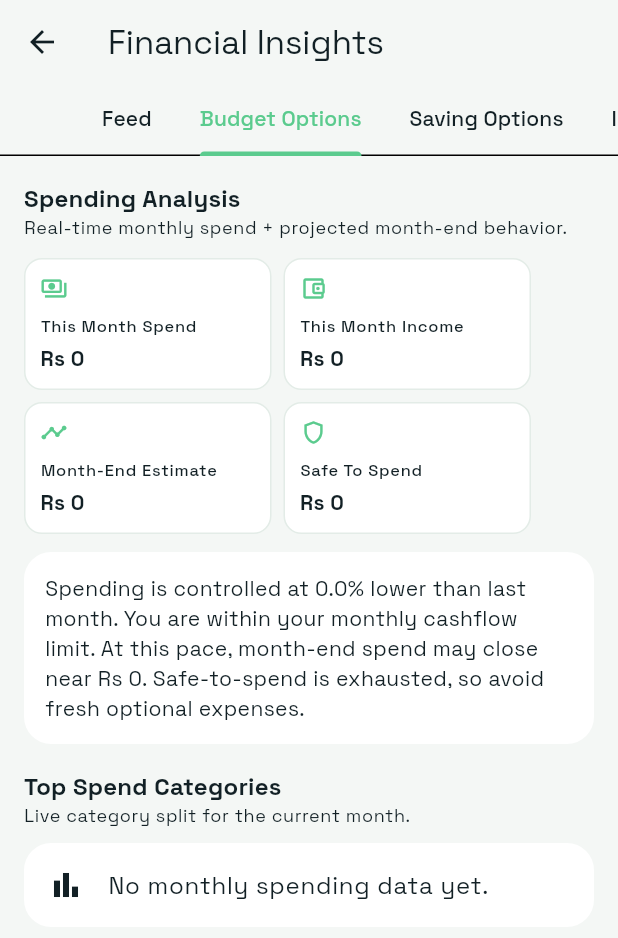
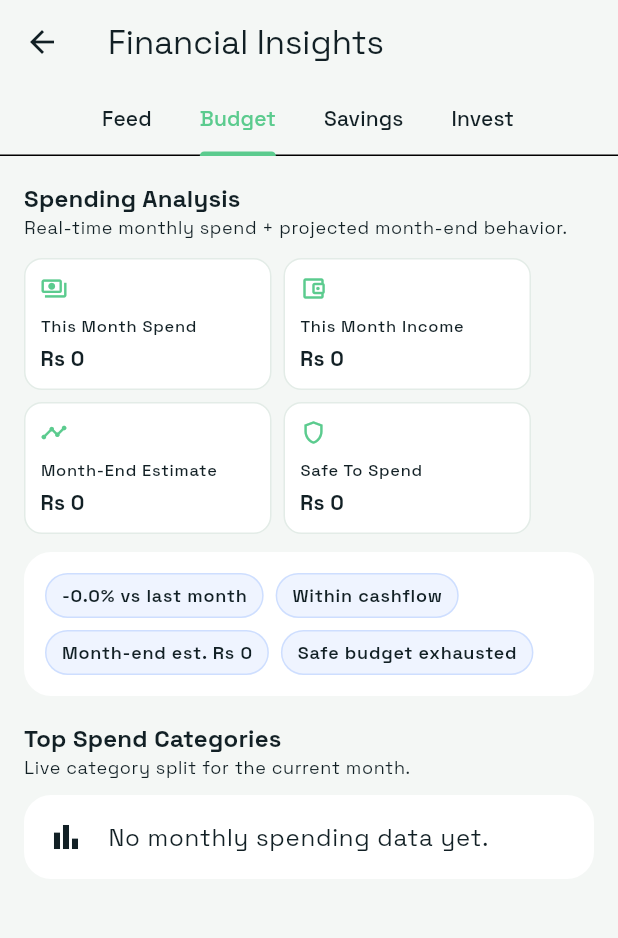
Before and after one commit to sooubh/summer-hacks-v2, a Flutter app: the InsightsScreen screen opened directly, tab 2 chosen, on a phone screen of 412 x 824 dp. Shown: the top 938 px of the screen. Run offline on Flutter 3.47's test engine with Material 3 defaults, Android fonts, the phone set to English and light mode, and no system bars; our stand-ins replace cloud_firestore, cloud_functions, firebase_auth, firebase_core, fl_chart, flutter_dotenv and 6 more; missing offline and left inert: flutter_sound; accounts and stored records are empty.

Commit message:
feat: Simplify tab labels and enhance insight message display with ellipsis

```diff
--- a/lib/features/insights/ui/insights_screen.dart
+++ b/lib/features/insights/ui/insights_screen.dart
@@ -66,9 +66,9 @@ class _InsightsScreenState extends ConsumerState<InsightsScreen> {
             isScrollable: true,
             tabs: [
               Tab(text: 'Feed'),
-              Tab(text: 'Budget Options'),
-              Tab(text: 'Saving Options'),
-              Tab(text: 'Investing'),
+              Tab(text: 'Budget'),
+              Tab(text: 'Savings'),
+              Tab(text: 'Invest'),
             ],
           ),
         ),
@@ -192,7 +192,11 @@ class _InsightsScreenState extends ConsumerState<InsightsScreen> {
                   color: _colorForSeverity(insight.severity),
                 ),
                 title: Text(insight.title),
-                subtitle: Text(insight.message),
+                  subtitle: Text(
+                    insight.message,
+                    maxLines: 2,
+                    overflow: TextOverflow.ellipsis,
+                  ),
               ),
             );
           }),
@@ -248,14 +252,20 @@ class _InsightsScreenState extends ConsumerState<InsightsScreen> {
                       ],
                     ),
                     const SizedBox(height: 8),
-                    Text(insight.message),
+                    Text(
+                      insight.message,
+                      maxLines: 3,
+                      overflow: TextOverflow.ellipsis,
+                    ),
                     const SizedBox(height: 8),
-                    Text(
-                      _actionHint(insight.severity),
-                      style: Theme.of(context).textTheme.labelMedium?.copyWith(
-                            color: Theme.of(context).colorScheme.primary,
-                            fontWeight: FontWeight.w700,
-                          ),
+                    Wrap(
+                      children: <Widget>[
+                        _compactTag(
+                          context,
+                          _actionHint(insight.severity),
+                          color: Theme.of(context).colorScheme.primary,
+                        ),
+                      ],
                     ),
                   ],
                 ),
@@ -302,7 +312,7 @@ class _InsightsScreenState extends ConsumerState<InsightsScreen> {
       monthTransactions,
       5,
     );
-    final String narrative = _spendingNarrative(
+    final List<String> spendingBullets = _spendingBullets(
       monthIncome: monthIncome,
       monthExpense: monthExpense,
       forecastSpend: forecastSpend,
@@ -352,9 +362,12 @@ class _InsightsScreenState extends ConsumerState<InsightsScreen> {
         Card(
           child: Padding(
             padding: const EdgeInsets.all(14),
-            child: Text(
-              narrative,
-              style: Theme.of(context).textTheme.bodyMedium,
+            child: Wrap(
+              spacing: 8,
+              runSpacing: 8,
+              children: spendingBullets
+                  .map((String item) => _compactTag(context, item))
+                  .toList(growable: false),
             ),
           ),
         ),
@@ -472,6 +485,8 @@ class _InsightsScreenState extends ConsumerState<InsightsScreen> {
                   'Current reserve: ${CurrencyFormatter.inr(currentReserve)}\n'
                   'Target (6 months expense): ${CurrencyFormatter.inr(emergencyTarget)}\n'
                   'Gap: ${CurrencyFormatter.inr(reserveGap)}',
+                  maxLines: 3,
+                  overflow: TextOverflow.ellipsis,
                 ),
                 const SizedBox(height: 10),
                 LinearProgressIndicator(value: reserveProgress),
@@ -481,6 +496,8 @@ class _InsightsScreenState extends ConsumerState<InsightsScreen> {
                       ? 'Great. You have enough reserve to start higher SIP amounts safely.'
                       : 'Suggested reserve build amount: ${CurrencyFormatter.inr(suggestedMonthlyReserve)} per month.',
                   style: Theme.of(context).textTheme.bodySmall,
+                  maxLines: 2,
+                  overflow: TextOverflow.ellipsis,
                 ),
               ],
             ),
@@ -541,7 +558,7 @@ class _InsightsScreenState extends ConsumerState<InsightsScreen> {
       annualReturn: _assumedAnnualReturn,
     );
 
-    final String narrative = _sipNarrative(
+    final List<String> sipBullets = _sipBullets(
       monthNet: monthNet,
       suggestedSipLow: suggestedSipLow,
       suggestedSipHigh: suggestedSipHigh,
@@ -575,6 +592,8 @@ class _InsightsScreenState extends ConsumerState<InsightsScreen> {
                   'Income: ${CurrencyFormatter.inr(monthIncome)}\n'
                   'Spend: ${CurrencyFormatter.inr(monthExpense)}\n'
                   'Net: ${CurrencyFormatter.inr(monthNet)}',
+                  maxLines: 3,
+                  overflow: TextOverflow.ellipsis,
                 ),
                 const SizedBox(height: 8),
                 Text(
@@ -582,6 +601,8 @@ class _InsightsScreenState extends ConsumerState<InsightsScreen> {
                       ? 'You are currently cashflow-negative. Reduce spending first, then start SIP at a small amount.'
                       : 'Suggested SIP range from current cashflow: ${CurrencyFormatter.inr(suggestedSipLow)} to ${CurrencyFormatter.inr(suggestedSipHigh)} per month.',
                   style: Theme.of(context).textTheme.bodySmall,
+                  maxLines: 2,
+                  overflow: TextOverflow.ellipsis,
                 ),
               ],
             ),
@@ -767,13 +788,38 @@ class _InsightsScreenState extends ConsumerState<InsightsScreen> {
         Card(
           child: Padding(
             padding: const EdgeInsets.all(14),
-            child: Text(
-              narrative,
-              style: Theme.of(context).textTheme.bodyMedium,
+            child: Wrap(
+              spacing: 8,
+              runSpacing: 8,
+              children: sipBullets
+                  .map((String item) => _compactTag(context, item))
+                  .toList(growable: false),
             ),
           ),
         ),
       ],
+    );
+  }
+
+  Widget _compactTag(
+    BuildContext context,
+    String text, {
+    Color? color,
+  }) {
+    final Color accent = color ?? Theme.of(context).colorScheme.secondary;
+    return Container(
+      padding: const EdgeInsets.symmetric(horizontal: 10, vertical: 6),
+      decoration: BoxDecoration(
+        color: accent.withValues(alpha: 0.12),
+        borderRadius: BorderRadius.circular(999),
+        border: Border.all(color: accent.withValues(alpha: 0.28)),
+      ),
+      child: Text(
+        text,
+        style: Theme.of(context).textTheme.labelMedium?.copyWith(
+              fontWeight: FontWeight.w600,
+            ),
+      ),
     );
   }
 
@@ -958,30 +1004,26 @@ class _InsightsScreenState extends ConsumerState<InsightsScreen> {
     return '${category.substring(0, 8)}..';
   }
 
-  String _spendingNarrative({
+  List<String> _spendingBullets({
     required double monthIncome,
     required double monthExpense,
     required double forecastSpend,
     required double safeToSpend,
     required double monthlyTrendPercent,
   }) {
-    final String trendText = monthlyTrendPercent > 0
-        ? 'Spending is up by ${monthlyTrendPercent.toStringAsFixed(1)}% vs last month.'
-        : 'Spending is controlled at ${monthlyTrendPercent.abs().toStringAsFixed(1)}% lower than last month.';
-
-    final String balanceText = monthIncome >= monthExpense
-        ? 'You are within your monthly cashflow limit.'
-        : 'You are overspending this month and should trim discretionary categories.';
-
-    final String safeText = safeToSpend > 0
-        ? 'You can still spend about ${CurrencyFormatter.inr(safeToSpend)} safely.'
-        : 'Safe-to-spend is exhausted, so avoid fresh optional expenses.';
-
-    return '$trendText $balanceText At this pace, month-end spend may close near '
-        '${CurrencyFormatter.inr(forecastSpend)}. $safeText';
+    return <String>[
+      monthlyTrendPercent > 0
+          ? '+${monthlyTrendPercent.toStringAsFixed(1)}% vs last month'
+          : '-${monthlyTrendPercent.abs().toStringAsFixed(1)}% vs last month',
+      monthIncome >= monthExpense ? 'Within cashflow' : 'Above cashflow',
+      'Month-end est. ${CurrencyFormatter.inr(forecastSpend)}',
+      safeToSpend > 0
+          ? 'Safe budget ${CurrencyFormatter.inr(safeToSpend)}'
+          : 'Safe budget exhausted',
+    ];
   }
 
-  String _sipNarrative({
+  List<String> _sipBullets({
     required double monthNet,
     required double suggestedSipLow,
     required double suggestedSipHigh,
@@ -989,23 +1031,21 @@ class _InsightsScreenState extends ConsumerState<InsightsScreen> {
     required double safeToSpend,
   }) {
     if (monthNet <= 0) {
-      return 'You are currently negative on monthly net cashflow. Reduce fixed and impulse spends first, '
-          'then start with a small SIP like ${CurrencyFormatter.inr(500)} and scale once monthly net turns positive.';
+      return <String>[
+        'Monthly cashflow negative',
+        'Start small SIP: ${CurrencyFormatter.inr(500)}',
+        'Cut optional spend first',
+      ];
     }
 
-    final String range =
-        '${CurrencyFormatter.inr(suggestedSipLow)} to ${CurrencyFormatter.inr(suggestedSipHigh)}';
-    final String affordability = selected.monthlyAmount <= suggestedSipHigh
-        ? 'The selected SIP is inside your current affordability range.'
-        : 'The selected SIP is higher than the recommended safe range for current cashflow.';
-    final String safeNote = safeToSpend > 0
-        ? 'Keep weekly optional spends below ${CurrencyFormatter.inr(safeToSpend * 0.25)} to sustain this SIP.'
-        : 'Stabilize weekly spending first before increasing SIP commitments.';
-
-    return 'Based on live income and spend, your current monthly SIP range is $range. '
-        '$affordability Over $_sipYears years at ${_assumedAnnualReturn.toStringAsFixed(1)}% assumed annual return, '
-        'the selected plan may grow to ${CurrencyFormatter.inr(selected.estimatedCorpus)} '
-        'on an invested amount of ${CurrencyFormatter.inr(selected.totalInvested)}. $safeNote';
+    return <String>[
+      'Suggested SIP ${CurrencyFormatter.inr(suggestedSipLow)} - ${CurrencyFormatter.inr(suggestedSipHigh)}',
+      selected.monthlyAmount <= suggestedSipHigh ? 'Selected SIP is affordable' : 'Selected SIP is aggressive',
+      'Est. corpus ${CurrencyFormatter.inr(selected.estimatedCorpus)}',
+      safeToSpend > 0
+          ? 'Keep weekly optional spend < ${CurrencyFormatter.inr(safeToSpend * 0.25)}'
+          : 'Stabilize weekly spend before increasing SIP',
+    ];
   }
 
   Widget _statusCard(
```
